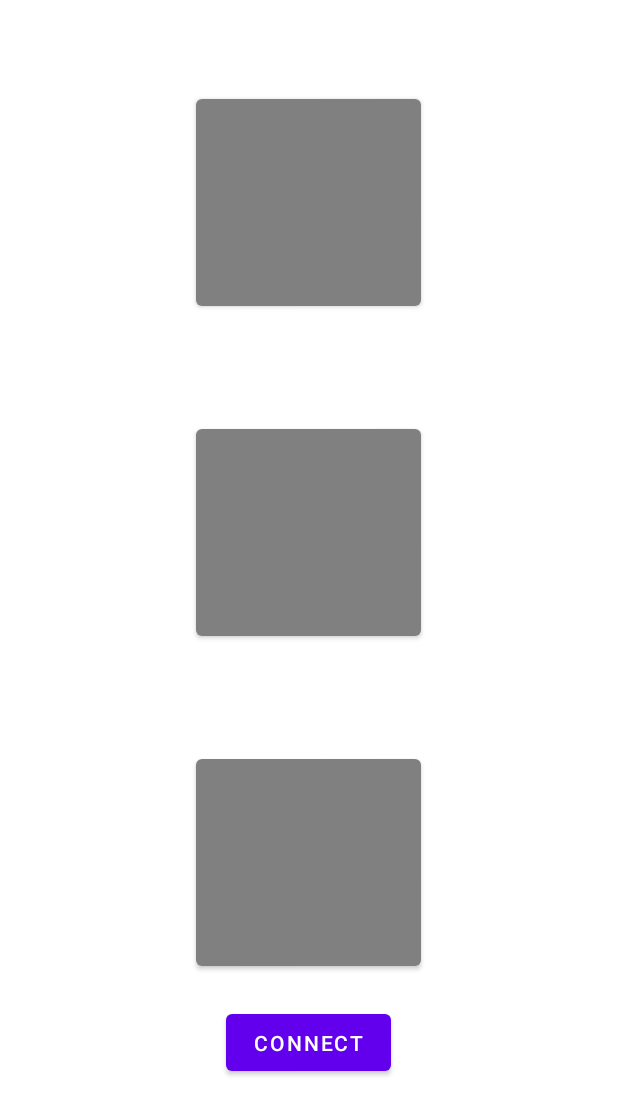
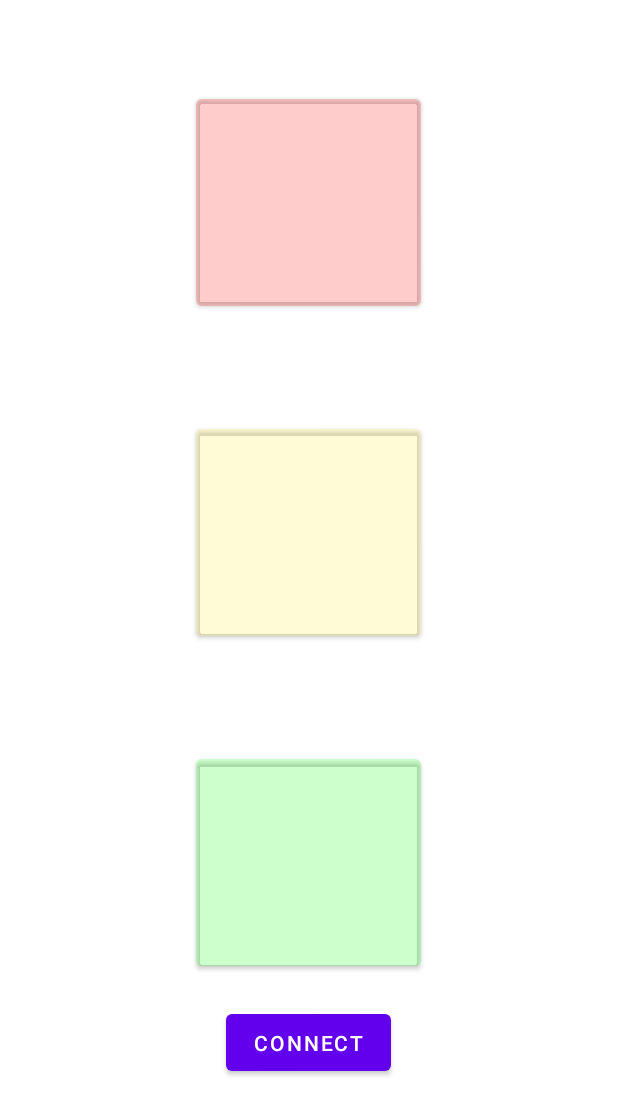
Before and after one commit to phurd22/sdmay25-29, an Android app: the screen it shows after launch (MainActivity), on a phone screen of 412 x 824 dp. Shown: the top 1115 px of the screen. Run offline under Robolectric (Android 15) with nearby library versions, the phone set to English and light mode, and no system bars.

Commit message:
Changes to color of buttons in my ESP32 bluetooth app.

```diff
--- a/ESP32 Development/ESP32 Testing App/app/src/main/java/com/example/esp32tester/MainActivity.java
+++ b/ESP32 Development/ESP32 Testing App/app/src/main/java/com/example/esp32tester/MainActivity.java
@@ -68,9 +68,9 @@ public class MainActivity extends AppCompatActivity {
         greenButton = findViewById(R.id.greenButton);
         connectButton = findViewById(R.id.connectButton);
 
-        redButton.setBackgroundColor(getResources().getColor(R.color.gray));
-        yellowButton.setBackgroundColor(getResources().getColor(R.color.gray));
-        greenButton.setBackgroundColor(getResources().getColor(R.color.gray));
+        redButton.setBackgroundColor(getResources().getColor(R.color.dark_red));
+        yellowButton.setBackgroundColor(getResources().getColor(R.color.dark_yellow));
+        greenButton.setBackgroundColor(getResources().getColor(R.color.dark_green));
 
         redLEDOn = false;
         yellowLEDOn = false;
@@ -91,7 +91,7 @@ public class MainActivity extends AppCompatActivity {
                 if (redLEDOn) {
                     sendIntBluetoothCommand(10);
                     redLEDOn = false;
-                    redButton.setBackgroundColor(getResources().getColor(R.color.gray));
+                    redButton.setBackgroundColor(getResources().getColor(R.color.dark_red));
                 }
                 else {
                     sendIntBluetoothCommand(11);
@@ -107,7 +107,7 @@ public class MainActivity extends AppCompatActivity {
                 if (yellowLEDOn) {
                     sendIntBluetoothCommand(20);
                     yellowLEDOn = false;
-                    yellowButton.setBackgroundColor(getResources().getColor(R.color.gray));
+                    yellowButton.setBackgroundColor(getResources().getColor(R.color.dark_yellow));
                 }
                 else {
                     sendIntBluetoothCommand(21);
@@ -123,7 +123,7 @@ public class MainActivity extends AppCompatActivity {
                 if (greenLEDOn) {
                     sendIntBluetoothCommand(30);
                     greenLEDOn = false;
-                    greenButton.setBackgroundColor(getResources().getColor(R.color.gray));
+                    greenButton.setBackgroundColor(getResources().getColor(R.color.dark_green));
                 }
                 else {
                     sendIntBluetoothCommand(31);
--- a/ESP32 Development/ESP32 Testing App/app/src/main/res/values/colors.xml
+++ b/ESP32 Development/ESP32 Testing App/app/src/main/res/values/colors.xml
@@ -9,6 +9,9 @@
     <color name="white">#FFFFFFFF</color>
     <color name="gray">#FF808080</color>
     <color name="red">#FFFF0000</color>
+    <color name="dark_red">#33FF0000</color>
     <color name="green">#FF00FF00</color>
+    <color name="dark_green">#3300FF00</color>
     <color name="yellow">#FFFFEB3B</color>
+    <color name="dark_yellow">#33FFEB3B</color>"
 </resources>
```
